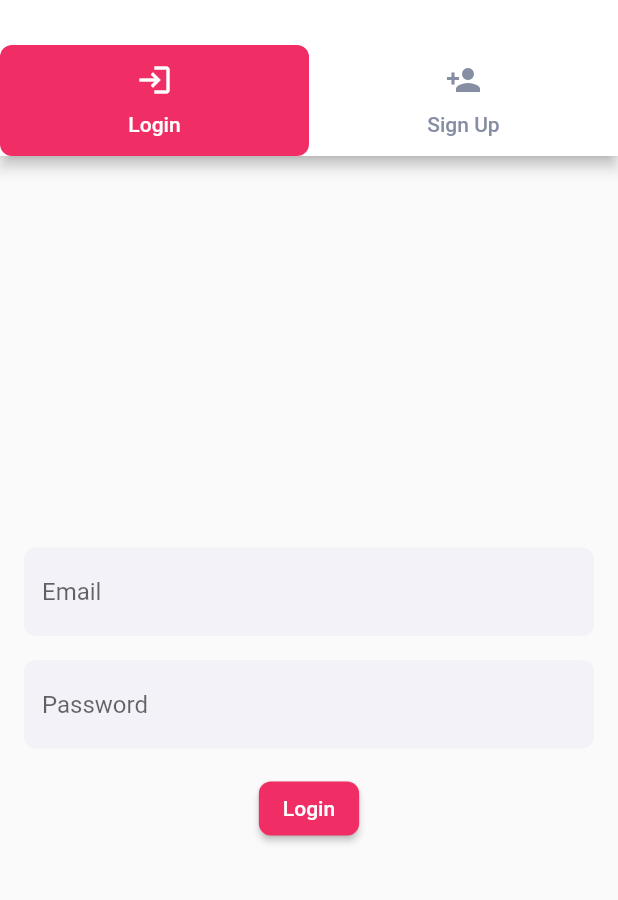
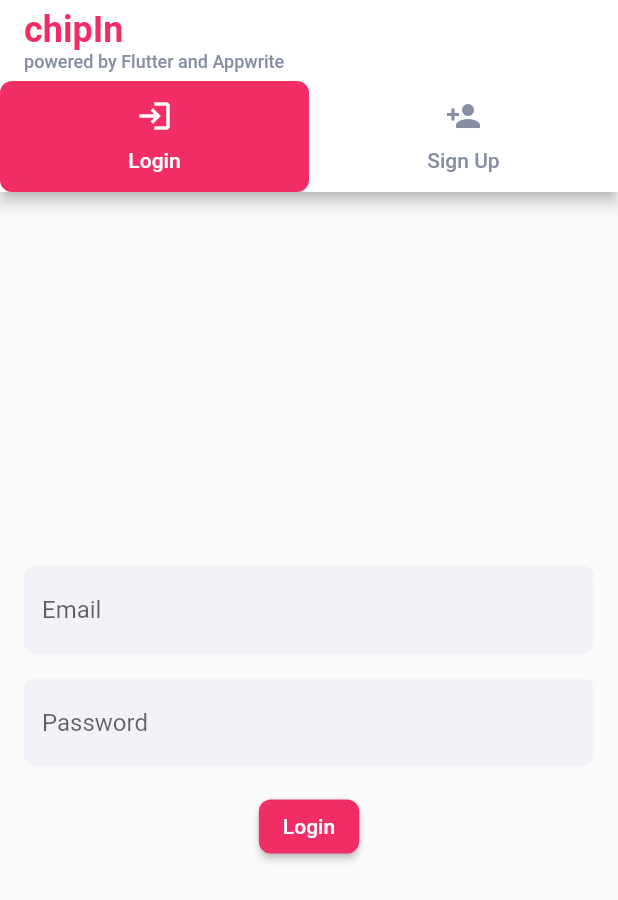
Before and after one commit to kgallego203/chipIn-eventPlanning-and-management-app, a Flutter app: the screen it shows after launch, on a phone screen of 412 x 824 dp. Shown: the top 900 px of the screen. Run offline on Flutter 3.47's test engine with Material 2 defaults, Android fonts, the phone set to English and light mode, and no system bars; our stand-ins replace appwrite.

Commit message:
make a title in the auth screen

```diff
--- a/lib/features/auth/view/authentication_screen.dart
+++ b/lib/features/auth/view/authentication_screen.dart
@@ -10,8 +10,32 @@ class AuthenticationScreen extends StatelessWidget {
       length: 2,
       child: Scaffold(
         appBar: AppBar(
+          title: const Column(
+            crossAxisAlignment: CrossAxisAlignment.start,
+            children: [
+              Text(
+                'chipIn',
+                style: TextStyle(
+                  fontSize: 24,
+                  fontWeight: FontWeight.bold,
+                  color: Pallete
+                      .primary100, // Set the color of the "chipIn" text to primary100 from the Pallete class
+                ),
+              ),
+              Text(
+                'powered by Flutter and Appwrite',
+                style: TextStyle(
+                  fontSize: 12,
+                  color: Pallete
+                      .neutral70, // Set the color of the "powered by Flutter and Appwrite" text to neutral60 from the Pallete class
+                ),
+              ),
+            ],
+          ),
+          backgroundColor: Pallete
+              .neutral0, // Set the background color of the app bar to neutral0 from the Pallete class
           bottom: PreferredSize(
-            preferredSize: const Size.fromHeight(48),
+            preferredSize: const Size.fromHeight(72),
             child: Container(
               color: Pallete
                   .neutral0, // Set the background color of the tab bar to neutral0 from the Pallete class
@@ -34,13 +58,10 @@ class AuthenticationScreen extends StatelessWidget {
                 labelColor: Pallete
                     .neutral0, // Set the color of the selected tab label to neutral0 from the Pallete class
                 unselectedLabelColor: Pallete
-                    .neutral70, // Set the color of the unselected tab label to neutral40 from the Pallete class
+                    .neutral70, // Set the color of the unselected tab label to neutral70 from the Pallete class
               ),
             ),
           ),
-          title: const Text('chipIn'),
-          backgroundColor: Pallete
-              .neutral0, // Set the background color of the app bar to neutral0 from the Pallete class
         ),
         body: TabBarView(
           children: [
```
